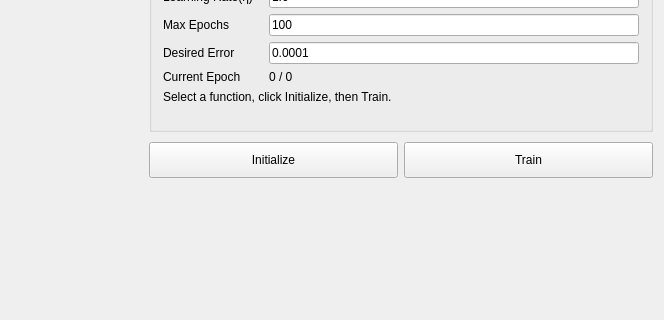
Qt form src/ui/mainwindow.ui (jluiscg/Qt-RBF-function-approximation) before a commit; both pictures show x 576 to 1240 and y 299 to 619 of the 1240 by 760 pixel window.
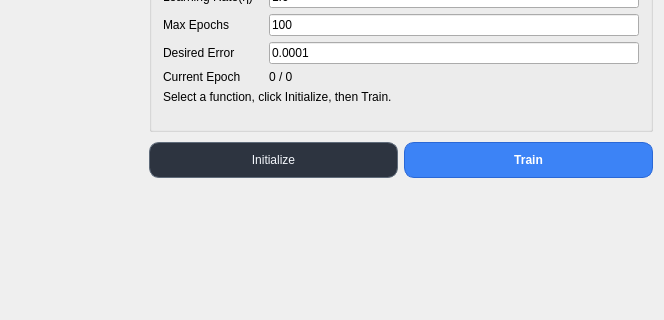
The same form after that commit.

Commit message: style: update QPushButton styles

Diff of the .ui file:
```diff
--- a/src/ui/mainwindow.ui
+++ b/src/ui/mainwindow.ui
@@ -217,6 +217,26 @@
             <height>36</height>
            </size>
           </property>
+          <property name="styleSheet">
+           <string notr="true">QPushButton {
+    border-radius: 10px;
+    border: 1px solid #5f6b7a;
+    background-color: #2d3440;
+    color: #f3f6fb;
+    padding: 6px 14px;
+}
+QPushButton:hover {
+    background-color: #3a4453;
+}
+QPushButton:pressed {
+    background-color: #232933;
+}
+QPushButton:disabled {
+    background-color: #1f242d;
+    color: #8893a3;
+    border-color: #3a4453;
+}</string>
+          </property>
           <property name="text">
            <string>Initialize</string>
           </property>
@@ -230,6 +250,27 @@
             <height>36</height>
            </size>
           </property>
+          <property name="styleSheet">
+           <string notr="true">QPushButton {
+    border-radius: 10px;
+    border: 1px solid #2a68d6;
+    background-color: #3c83f6;
+    color: #ffffff;
+    padding: 6px 14px;
+    font-weight: 600;
+}
+QPushButton:hover {
+    background-color: #5a97fb;
+}
+QPushButton:pressed {
+    background-color: #2f74df;
+}
+QPushButton:disabled {
+    background-color: #556279;
+    color: #d4d9e2;
+    border-color: #4a576f;
+}</string>
+          </property>
           <property name="text">
            <string>Train</string>
           </property>
```
